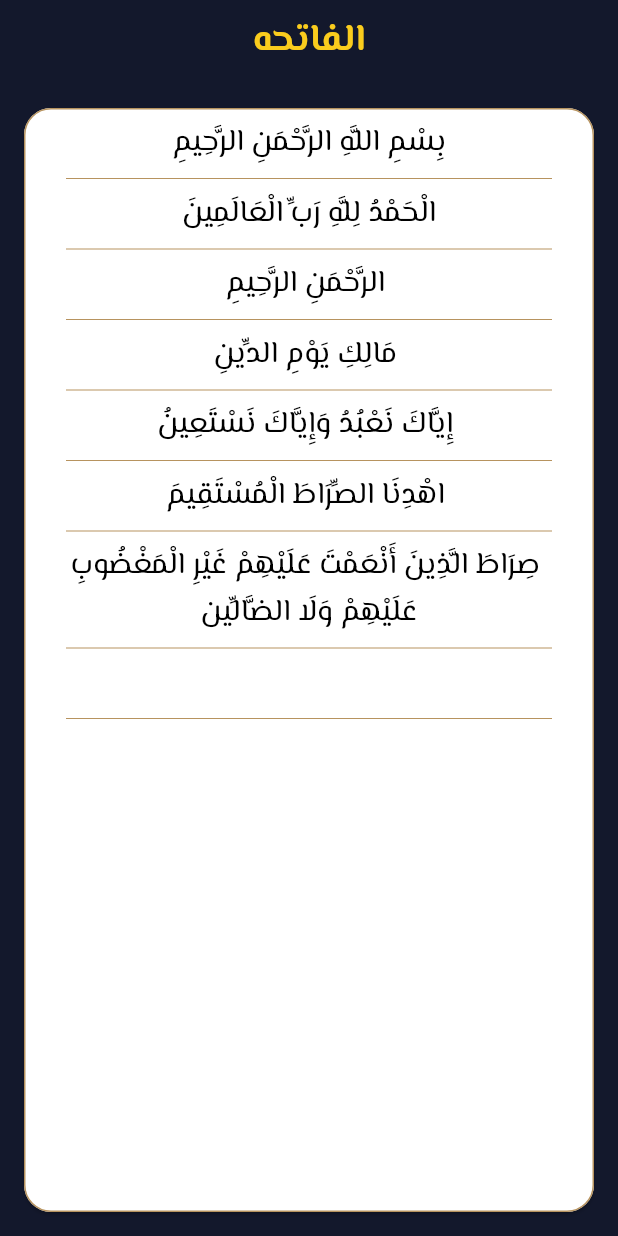
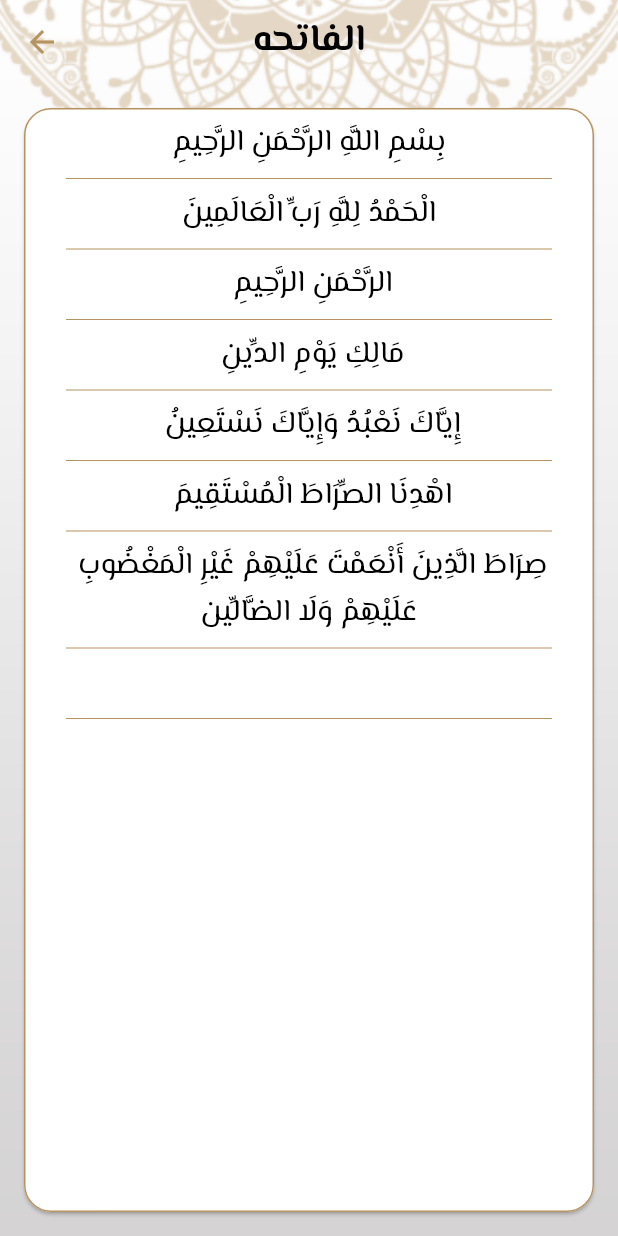
Before and after one commit to osamaromeh10/islamiapp, a Flutter app: the screen it shows after launch, after a tap on "الفاتحه", on a phone screen of 412 x 824 dp. Run offline on Flutter 3.47's test engine with Material 2 defaults, Android fonts, the phone set to English and light mode, and no system bars; our stand-ins replace google_fonts, shared_preferences; generated files the repository leaves out were written again.

Commit message:
add dark theme and enable this Finish Dark Mode Install Dark mode and made a switch between Themes on my app complete 90% of Themeing My Application complete 98% of Themeing My Application Complete sebha Task finish Ahaedth tab And Details add ahadeth file add language to app but design not complete finish theming for app and translation

```diff
--- a/lib/home.dart
+++ b/lib/home.dart
@@ -1,10 +1,12 @@
 import 'package:flutter/material.dart';
+import 'package:islami_app/myprovider/my_provider.dart';
 import 'package:islami_app/tabs/ahadeth_tab.dart';
 import 'package:islami_app/tabs/quarn_tab.dart';
 import 'package:islami_app/tabs/radio_tab.dart';
 import 'package:islami_app/tabs/sebha_tab.dart';
 import 'package:islami_app/tabs/settings_tab.dart';
 import 'package:flutter_gen/gen_l10n/app_localizations.dart';
+import 'package:provider/provider.dart';
 
 class HomeScreen extends StatefulWidget {
   static const String routeName = " Home Screen";
@@ -26,9 +28,10 @@ class _HomeScreenState extends State<HomeScreen> {
   int index = 0;
   @override
   Widget build(BuildContext context) {
+    var pro =Provider.of<MyProvider>(context);
     return Stack(children: [
       Image.asset(
-        "assets/images/background.png",
+       pro.modeApp==ThemeMode.light? "assets/images/background.png":"assets/images/backgroundDark.png",
         width: double.infinity,
         height: double.infinity,
         fit: BoxFit.cover,
@@ -36,7 +39,7 @@ class _HomeScreenState extends State<HomeScreen> {
       Scaffold(
         appBar: AppBar(
           title:
-              Text(AppLocalizations.of(context)!.quarn[index], style: Theme.of(context).textTheme.bodyLarge),
+              Text(AppLocalizations.of(context)!.apptitle, style: Theme.of(context).textTheme.bodyLarge),
         ),
         body: tabs[index],
         bottomNavigationBar: BottomNavigationBar(
--- a/lib/main.dart
+++ b/lib/main.dart
@@ -1,16 +1,19 @@
 import 'package:flutter/material.dart';
 import 'package:islami_app/home.dart';
 import 'package:islami_app/my_Theme_Data.dart';
-import 'package:islami_app/tabs/Toggle%20between%20Themes.dart';
+import 'package:islami_app/myprovider/my_provider.dart';
+
 import 'package:islami_app/tabs/hadeth_Details.dart';
 import 'package:islami_app/tabs/srua_details.dart';
+import 'package:flutter_gen/gen_l10n/app_localizations.dart';
 import 'package:provider/provider.dart';
-import 'package:flutter_gen/gen_l10n/app_localizations.dart';
 
 
 
 void main() {
-  runApp(const MyApp());
+  runApp(ChangeNotifierProvider(
+      create: (context) => MyProvider(),
+      child: const MyApp()));
 }
 
 class MyApp extends StatelessWidget {
@@ -18,16 +21,13 @@ class MyApp extends StatelessWidget {
 
   @override
   Widget build(BuildContext context) {
-    return ChangeNotifierProvider<ThemeNotifier>(
-      create: (context) => ThemeNotifier(),
-      child: Consumer<ThemeNotifier>(
-        builder: ( context, ThemeNotifier notifier, Widget? child) {
+    var pro =Provider.of<MyProvider>(context);
         return MaterialApp(
 
           localizationsDelegates: AppLocalizations.localizationsDelegates,
           supportedLocales: AppLocalizations.supportedLocales,
-            locale: Locale("ar"),
 
+locale: Locale(pro.languageCode),
           debugShowCheckedModeBanner: false,
           initialRoute: HomeScreen.routeName,
           routes: {
@@ -35,11 +35,13 @@ class MyApp extends StatelessWidget {
             SruaDetailsScreen.routeName: (context) => const SruaDetailsScreen(),
             HadethDetails.routeName: (context) =>   HadethDetails(),
           },
-            theme: notifier.darkTheme? MyThemeData.dark:MyThemeData.light,
+       themeMode: pro.modeApp,
+          theme: MyThemeData.light,
           darkTheme: MyThemeData.dark,
 
-          );}
-        ),
+
+
         );
   }
+
   }
--- a/lib/my_Theme_Data.dart
+++ b/lib/my_Theme_Data.dart
@@ -1,17 +1,14 @@
 import 'package:flutter/material.dart';
 import 'package:google_fonts/google_fonts.dart';
-
 class MyThemeData {
   static String backgroundligth= "assets/images/background.png";
   static String backgrounddark= "assets/images/darkback.png";
   static Color PrimaryColor=Color(0xffB7935f);
-  static Color PrimaryColorDark=Color(0xff13182c);
+  static Color PrimaryColorDark=Color(0xff141A2E);
   static Color BlackColor=Color(0xff242424);
   static Color whiteColor=Colors.white;
   static Color YellowColor=const Color(0xfffacc1d);
   static ThemeData light = ThemeData(
-
-      scaffoldBackgroundColor: Colors.transparent,
 
       appBarTheme:  AppBarTheme(
         iconTheme: IconThemeData(color: PrimaryColor,),
@@ -37,6 +34,8 @@ class MyThemeData {
           fontWeight: FontWeight.bold,
         ),
       ),
+      scaffoldBackgroundColor: Colors.transparent,
+      brightness: Brightness.light,
     bottomNavigationBarTheme: BottomNavigationBarThemeData(
       selectedItemColor: BlackColor,
       unselectedItemColor: Colors.white,
@@ -47,14 +46,10 @@ class MyThemeData {
 
 
     )
-
-
-
-
-
   );
   static ThemeData dark = ThemeData(
-      scaffoldBackgroundColor: PrimaryColorDark,
+      scaffoldBackgroundColor: Colors.transparent,
+      brightness: Brightness.dark,
       appBarTheme:  AppBarTheme(
         iconTheme: IconThemeData(color: PrimaryColorDark,),
         color: Colors.transparent,
--- /dev/null
+++ b/lib/myprovider/my_provider.dart
@@ -0,0 +1,15 @@
+import 'package:flutter/material.dart';
+
+class MyProvider extends ChangeNotifier {
+  String languageCode = "en";
+ThemeMode modeApp=ThemeMode.light;
+  void ChangeLanguage(String langCode) {
+    languageCode = langCode;
+    notifyListeners();
+  }
+ChangeTheme(ThemeMode mode){
+    modeApp=mode;
+    notifyListeners();
+  }
+
+}
--- a/lib/tabs/quarn_tab.dart
+++ b/lib/tabs/quarn_tab.dart
@@ -129,7 +129,9 @@ class QuarnTab extends StatelessWidget {
     return Center(
       child: Column(
         children: [
-          Image.asset("assets/images/quran_image.png"),
+          Image.asset(
+
+              "assets/images/quran_image.png"),
           Divider(
             color: MyThemeData.PrimaryColor,
             thickness: 2,
--- a/lib/tabs/sebha_tab.dart
+++ b/lib/tabs/sebha_tab.dart
@@ -1,5 +1,6 @@
 import 'package:flutter/material.dart';
 import 'package:islami_app/my_Theme_Data.dart';
+import 'package:flutter_gen/gen_l10n/app_localizations.dart';
 
 class SebhaTab extends StatefulWidget {
   const SebhaTab({super.key});
@@ -28,7 +29,7 @@ class _SebhaTabState extends State<SebhaTab> {
           Image.asset("assets/images/head_sebha.png",
               color: MyThemeData.PrimaryColor),
           const SizedBox(height: 30.0),
-          Text("عدد التسبيحات ", style: Theme.of(context).textTheme.bodySmall!),
+          Text(AppLocalizations.of(context)!.tasbeehcount, style: Theme.of(context).textTheme.bodySmall!),
           const SizedBox(height: 20.0),
           Container(
               height: 70,
--- a/pubspec.yaml
+++ b/pubspec.yaml
@@ -35,6 +35,7 @@ dependencies:
   # The following adds the Cupertino Icons font to your application.
   # Use with the CupertinoIcons class for iOS style icons.
   cupertino_icons: ^1.0.2
+  flutter_screenutil: ^5.9.0
   google_fonts: ^5.1.0
   provider: ^6.0.5
   shared_preferences: ^2.2.1
```
Also changed, not shown: lib/bottom_Sheets/language_bottomSheet.dart (added, +69 -0 lines), lib/bottom_Sheets/theming_bottomSheet.dart (added, +67 -0 lines), lib/l10n/app_ar.arb (+10 -1 lines), lib/l10n/app_en.arb (+12 -1 lines), lib/tabs/radio_tab.dart (+11 -15 lines), lib/tabs/settings_tab.dart (+84 -23 lines), pubspec.lock. Lines whose indentation alone changed are shown as unchanged.
